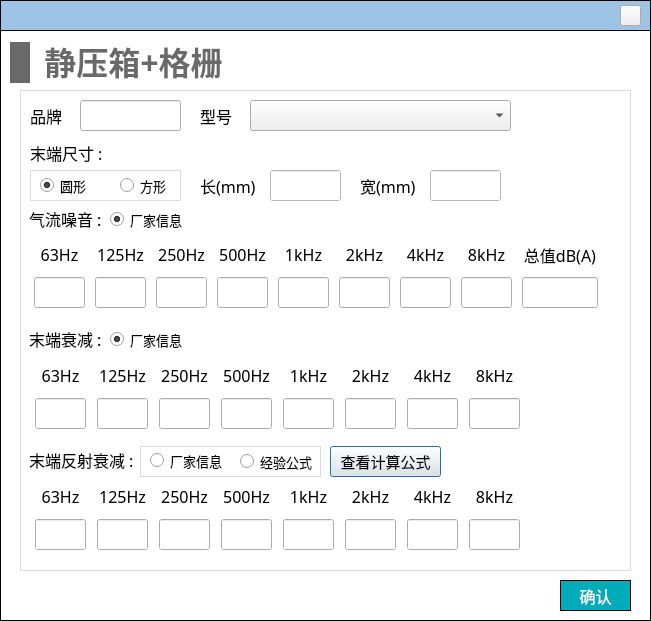
haobana/NoiCal, file NoiseCalSoft/inputDialog/dialog_staticBox_grille.ui: the form before one commit.
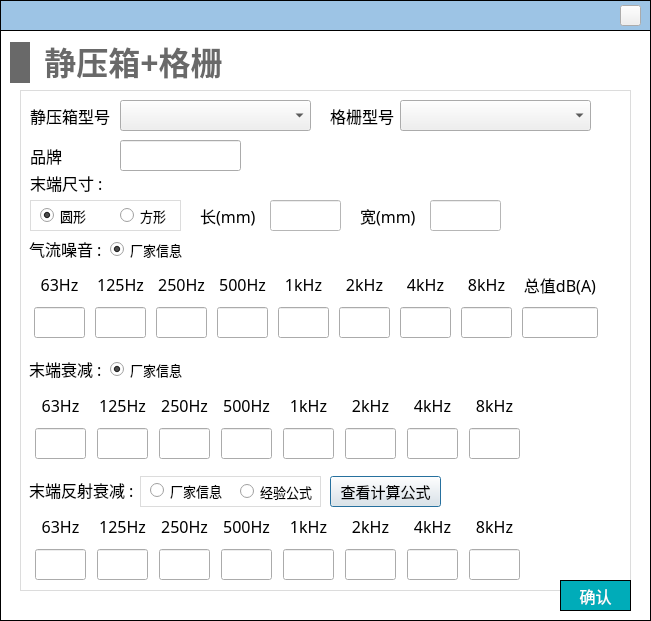
The form after the commit. Icons and pictures are not drawn.

```diff
--- a/NoiseCalSoft/inputDialog/dialog_staticBox_grille.ui
+++ b/NoiseCalSoft/inputDialog/dialog_staticBox_grille.ui
@@ -52,7 +52,7 @@
       <x>20</x>
       <y>60</y>
       <width>611</width>
-      <height>481</height>
+      <height>501</height>
      </rect>
     </property>
     <property name="styleSheet">
@@ -86,7 +86,7 @@
      <property name="geometry">
       <rect>
        <x>10</x>
-       <y>10</y>
+       <y>50</y>
        <width>41</width>
        <height>31</height>
       </rect>
@@ -104,9 +104,9 @@
     <widget class="QLabel" name="label_5">
      <property name="geometry">
       <rect>
-       <x>180</x>
+       <x>10</x>
        <y>10</y>
-       <width>41</width>
+       <width>81</width>
        <height>31</height>
       </rect>
      </property>
@@ -117,15 +117,15 @@
       </font>
      </property>
      <property name="text">
-      <string>型号</string>
+      <string>静压箱型号</string>
      </property>
     </widget>
     <widget class="QLineEdit" name="lineEdit_brand">
      <property name="geometry">
       <rect>
-       <x>60</x>
-       <y>10</y>
-       <width>101</width>
+       <x>100</x>
+       <y>50</y>
+       <width>121</width>
        <height>31</height>
       </rect>
      </property>
@@ -133,9 +133,9 @@
     <widget class="QComboBox" name="comboBox_model">
      <property name="geometry">
       <rect>
-       <x>230</x>
+       <x>100</x>
        <y>10</y>
-       <width>261</width>
+       <width>191</width>
        <height>31</height>
       </rect>
      </property>
@@ -147,7 +147,7 @@
      <property name="geometry">
       <rect>
        <x>10</x>
-       <y>47</y>
+       <y>77</y>
        <width>81</width>
        <height>31</height>
       </rect>
@@ -166,7 +166,7 @@
      <property name="geometry">
       <rect>
        <x>10</x>
-       <y>80</y>
+       <y>110</y>
        <width>151</width>
        <height>31</height>
       </rect>
@@ -223,7 +223,7 @@
      <property name="geometry">
       <rect>
        <x>170</x>
-       <y>80</y>
+       <y>110</y>
        <width>341</width>
        <height>41</height>
       </rect>
@@ -353,7 +353,7 @@
      <property name="geometry">
       <rect>
        <x>10</x>
-       <y>148</y>
+       <y>178</y>
        <width>581</width>
        <height>72</height>
       </rect>
@@ -908,7 +908,7 @@
      <property name="geometry">
       <rect>
        <x>10</x>
-       <y>269</y>
+       <y>299</y>
        <width>501</width>
        <height>72</height>
       </rect>
@@ -1403,7 +1403,7 @@
      <property name="geometry">
       <rect>
        <x>9</x>
-       <y>349</y>
+       <y>379</y>
        <width>111</width>
        <height>41</height>
       </rect>
@@ -1422,7 +1422,7 @@
      <property name="geometry">
       <rect>
        <x>9</x>
-       <y>228</y>
+       <y>258</y>
        <width>81</width>
        <height>41</height>
       </rect>
@@ -1441,7 +1441,7 @@
      <property name="geometry">
       <rect>
        <x>9</x>
-       <y>108</y>
+       <y>138</y>
        <width>81</width>
        <height>41</height>
       </rect>
@@ -1460,7 +1460,7 @@
      <property name="geometry">
       <rect>
        <x>10</x>
-       <y>390</y>
+       <y>420</y>
        <width>501</width>
        <height>72</height>
       </rect>
@@ -1955,7 +1955,7 @@
      <property name="geometry">
       <rect>
        <x>120</x>
-       <y>356</y>
+       <y>386</y>
        <width>181</width>
        <height>31</height>
       </rect>
@@ -2009,7 +2009,7 @@
      <property name="geometry">
       <rect>
        <x>90</x>
-       <y>234</y>
+       <y>264</y>
        <width>81</width>
        <height>31</height>
       </rect>
@@ -2031,7 +2031,7 @@
      <property name="geometry">
       <rect>
        <x>90</x>
-       <y>114</y>
+       <y>144</y>
        <width>81</width>
        <height>31</height>
       </rect>
@@ -2053,7 +2053,7 @@
      <property name="geometry">
       <rect>
        <x>310</x>
-       <y>356</y>
+       <y>386</y>
        <width>111</width>
        <height>31</height>
       </rect>
@@ -2068,6 +2068,38 @@
       <string>查看计算公式</string>
      </property>
     </widget>
+    <widget class="QLabel" name="label_22">
+     <property name="geometry">
+      <rect>
+       <x>310</x>
+       <y>10</y>
+       <width>71</width>
+       <height>31</height>
+      </rect>
+     </property>
+     <property name="font">
+      <font>
+       <family>黑体</family>
+       <pointsize>-1</pointsize>
+      </font>
+     </property>
+     <property name="text">
+      <string>格栅型号</string>
+     </property>
+    </widget>
+    <widget class="QComboBox" name="comboBox_model_2">
+     <property name="geometry">
+      <rect>
+       <x>380</x>
+       <y>10</y>
+       <width>191</width>
+       <height>31</height>
+      </rect>
+     </property>
+     <property name="styleSheet">
+      <string notr="true">outline:none;</string>
+     </property>
+    </widget>
    </widget>
    <widget class="QPushButton" name="pushButton_confirm">
     <property name="geometry">
```
